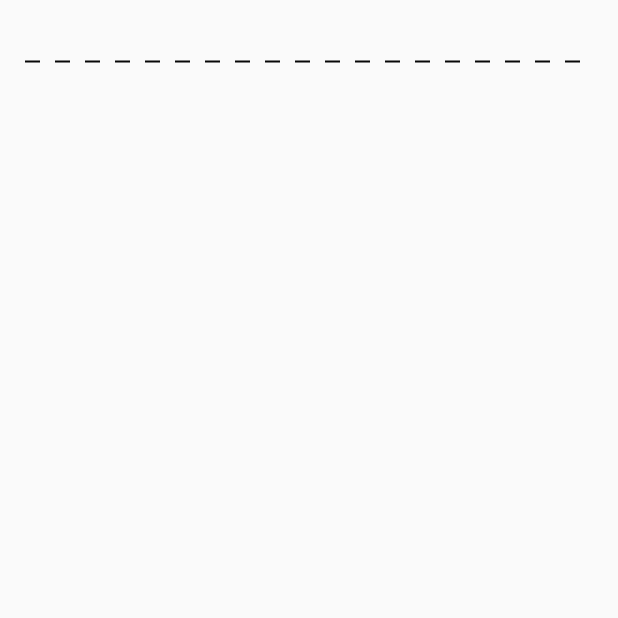
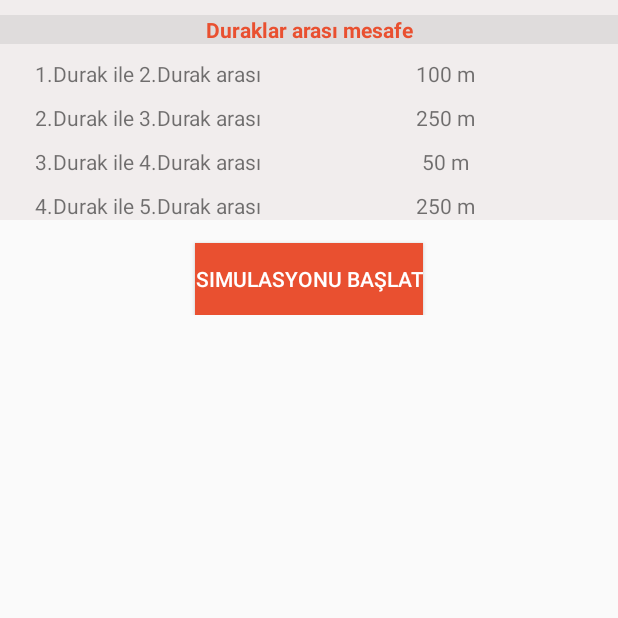
Before and after one commit to FatihBozik/BusStopSimulation, an Android app: the StageActivity screen opened directly, with no data from a screen before it, on a phone screen of 412 x 824 dp, the top half of it. Before the commit the part shown is almost empty. Run offline under Robolectric (Android 15) with nearby library versions, the phone set to English and light mode, and no system bars.

Commit message:
Duraklar arası mesafe rastgele(50'nin katları) şekilde belirlendi ve arayüzde gösterildi

```diff
--- /dev/null
+++ b/app/src/main/java/com/fatihbozik/busstopsimulation/Bus.java
@@ -0,0 +1,22 @@
+package com.fatihbozik.busstopsimulation;
+
+public class Bus {
+    private String busNo;
+    private String departureTime;
+
+    public String getBusNo() {
+        return busNo;
+    }
+
+    public void setBusNo(String busNo) {
+        this.busNo = busNo;
+    }
+
+    public String getDepartureTime() {
+        return departureTime;
+    }
+
+    public void setDepartureTime(String departureTime) {
+        this.departureTime = departureTime;
+    }
+}
--- a/app/src/main/java/com/fatihbozik/busstopsimulation/MainActivity.java
+++ b/app/src/main/java/com/fatihbozik/busstopsimulation/MainActivity.java
@@ -30,10 +30,10 @@ public class MainActivity extends AppCompatActivity {
                     maxBusCount = Integer.parseInt(txtMaxBusCount.getText().toString());
                     busStopCount = Integer.parseInt(txtBusStopCount.getText().toString());
 
-                    Intent stopIntent = new Intent(MainActivity.this, StageActivity.class);
-                    stopIntent.putExtra("maxBusCount", maxBusCount);
-                    stopIntent.putExtra("busStopCount", busStopCount);
-                    startActivity(stopIntent);
+                    Intent stageIntent = new Intent(MainActivity.this, StageActivity.class);
+                    stageIntent.putExtra("maxBusCount", maxBusCount);
+                    stageIntent.putExtra("busStopCount", busStopCount);
+                    startActivity(stageIntent);
                 } else {
                     Toast.makeText(MainActivity.this, R.string.parameter_info, Toast.LENGTH_SHORT).show();
                 }
--- a/app/src/main/java/com/fatihbozik/busstopsimulation/StageActivity.java
+++ b/app/src/main/java/com/fatihbozik/busstopsimulation/StageActivity.java
@@ -2,7 +2,11 @@ package com.fatihbozik.busstopsimulation;
 
 import android.os.Bundle;
 import android.support.v7.app.AppCompatActivity;
+import android.view.View;
+import android.widget.AdapterView;
+import android.widget.GridView;
 import android.widget.TextView;
+import android.widget.Toast;
 
 import java.text.SimpleDateFormat;
 import java.util.Date;
@@ -11,19 +15,41 @@ import java.util.Random;
 
 public class StageActivity extends AppCompatActivity {
     private TextView imaginaryClock;
+    int busStopsDistances[];
 
     @Override
     protected void onCreate(Bundle savedInstanceState) {
         super.onCreate(savedInstanceState);
         setContentView(R.layout.activity_stage);
+
+        int busStopCount = getIntent().getIntExtra("busStopCount", 5);
+        busStopsDistances = distanceBetweenStops(busStopCount - 1);
+
+        GridView gridview = (GridView) findViewById(R.id.gridview);
+        gridview.setAdapter(new TextAdapter(this, busStopsDistances));
+
+        gridview.setOnItemClickListener(new AdapterView.OnItemClickListener() {
+            public void onItemClick(AdapterView<?> parent, View v, int position, long id) {
+                Toast.makeText(StageActivity.this, "" + position, Toast.LENGTH_SHORT).show();
+            }
+        });
     }
 
     int[] distanceBetweenStops(int howMany) {
+        int[] dizi = generateRandomNumber(howMany, 5);
+
+        for(int i = 0; i < dizi.length; i++) {
+            dizi[i] *= 50;
+        }
+
+        return dizi;
+    }
+
+    int[] generateRandomNumber(int times, int number) {
         Random rnd = new Random();
-        int[] dizi = new int[howMany];
-        for (int i = 0; i < dizi.length; i++) {
-            dizi[i] = rnd.nextInt(5) + 1; // [1, 5] arası rastgele bir sayı üret.
-            dizi[i] *= 50;
+        int[] dizi = new int[times];
+        for (int i = 0; i < times; i++) {
+            dizi[i] = rnd.nextInt(number) + 1; // [1, n] arası rastgele bir sayı üret.
         }
         return dizi;
     }
@@ -32,4 +58,18 @@ public class StageActivity extends AppCompatActivity {
         SimpleDateFormat sdf = new SimpleDateFormat(pattern, locale);
         return sdf.format(new Date());
     }
+
+    private int convertTimeToMinutes(String time) {
+        int hours = Integer.parseInt(time.substring(0, 2));
+        int minutes = Integer.parseInt(time.substring(3));
+
+        return (hours * 60) + minutes;
+    }
+
+    private String convertMinutesToTime(int minutes) {
+        int hours = minutes / 60;
+        int minute = minutes % 60;
+
+        return String.format("%02d:%02d", hours, minute);
+    }
 }
--- /dev/null
+++ b/app/src/main/java/com/fatihbozik/busstopsimulation/TextAdapter.java
@@ -0,0 +1,55 @@
+package com.fatihbozik.busstopsimulation;
+
+import android.content.Context;
+import android.util.Log;
+import android.view.View;
+import android.view.ViewGroup;
+import android.widget.BaseAdapter;
+import android.widget.GridView;
+import android.widget.TextView;
+
+public class TextAdapter extends BaseAdapter {
+    private Context mContext;
+    private int[] busStopsDistances;
+
+    public TextAdapter(Context c, int[] busStopsDistances) {
+        mContext = c;
+        this.busStopsDistances = busStopsDistances;
+    }
+
+    public int getCount() {
+        return 2 * busStopsDistances.length;
+    }
+
+    public Object getItem(int position) {
+        return null;
+    }
+
+    public long getItemId(int position) {
+        return 0;
+    }
+
+    // create a new ImageView for each item referenced by the Adapter
+    public View getView(int position, View convertView, ViewGroup parent) {
+        TextView textView;
+        if (convertView == null) {
+            // if it's not recycled, initialize some attributes
+            textView = new TextView(mContext);
+            GridView.LayoutParams layoutParams =
+                    new GridView.LayoutParams(ViewGroup.LayoutParams.WRAP_CONTENT, ViewGroup.LayoutParams.WRAP_CONTENT);
+            textView.setLayoutParams(layoutParams);
+        } else {
+            textView = (TextView) convertView;
+        }
+
+        Log.d("Fatih", position + "");
+        if(position % 2 == 0) {
+            String str = String.format("%d.Durak ile %d.Durak arası", (position / 2) + 1, (position / 2) + 2);
+            textView.setText(str);
+        }
+        else {
+            textView.setText(String.valueOf(busStopsDistances[(position - 1)/2]) + " m");
+        }
+        return textView;
+    }
+}
--- a/app/src/main/res/layout/activity_stage.xml
+++ b/app/src/main/res/layout/activity_stage.xml
@@ -1,18 +1,46 @@
-<?xml version="1.0" encoding="utf-8"?>
 <LinearLayout xmlns:android="http://schemas.android.com/apk/res/android"
-    xmlns:tools="http://schemas.android.com/tools"
     android:layout_width="match_parent"
-    android:layout_height="match_parent"
-    android:paddingBottom="@dimen/activity_vertical_margin"
-    android:paddingLeft="@dimen/activity_horizontal_margin"
-    android:paddingRight="@dimen/activity_horizontal_margin"
-    android:paddingTop="@dimen/activity_vertical_margin"
-    tools:context=".StageActivity">
+    android:layout_height="wrap_content"
+    android:orientation="vertical">
 
-    <ImageView
+    <LinearLayout
         android:layout_width="match_parent"
-        android:layout_height="50dp"
+        android:layout_height="wrap_content"
+        android:background="#f1eded"
+        android:orientation="vertical">
+
+        <TextView
+            android:layout_width="match_parent"
+            android:layout_height="wrap_content"
+            android:layout_marginTop="10dp"
+            android:background="#dfdcdc"
+            android:gravity="center_horizontal"
+            android:text="Duraklar arası mesafe"
+            android:textColor="@color/colorMain"
+            android:textStyle="bold" />
+
+        <GridView
+            android:id="@+id/gridview"
+            android:layout_width="match_parent"
+            android:layout_height="wrap_content"
+            android:layout_marginEnd="15dp"
+            android:layout_marginTop="10dp"
+            android:background="#f1eded"
+            android:gravity="center_horizontal"
+            android:numColumns="2"
+            android:stretchMode="columnWidth"
+            android:verticalSpacing="10dp" />
+    </LinearLayout>
+
+    <Button
+        android:id="@+id/simulation_button"
+        android:layout_width="wrap_content"
+        android:layout_height="wrap_content"
+        android:layout_gravity="center_horizontal"
+        android:layout_marginTop="15dp"
+        android:background="@color/colorMain"
+        android:text="Simulasyonu Başlat"
+        android:textColor="#ffffff" />
 
 
-        android:src="@drawable/dotted" />
 </LinearLayout>
```
Also changed, not shown: app/src/main/res/drawable/note.png (added), app/src/main/res/mipmap-hdpi/ic_launcher.png, 1 other file.
